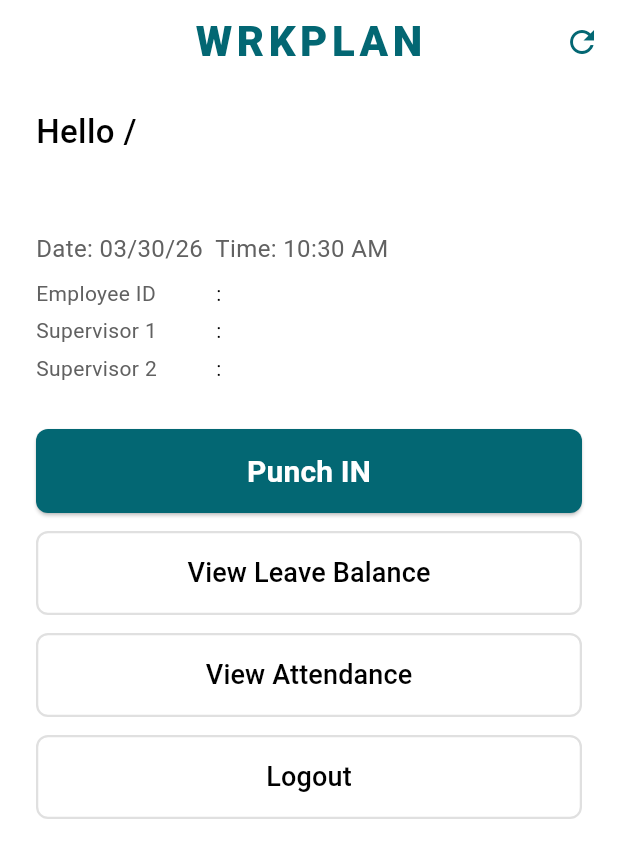
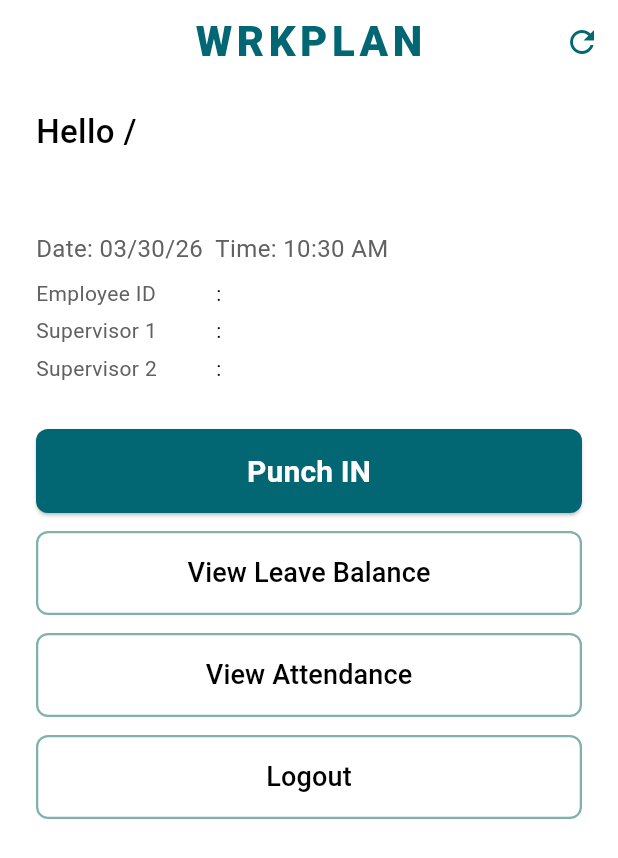
Before and after one commit to SATABHISHA/WrkPlanTimesheetKioskAndroidKolkata, a Flutter app: the RecognitionOptionScreen screen opened by its route, on a phone screen of 412 x 824 dp. Shown: the top 858 px of the screen. Run offline on Flutter 3.47's test engine with Material 3 defaults, Android fonts, the phone set to English and light mode, and no system bars; our stand-ins replace geolocator, image_picker, shared_preferences; accounts and stored records are empty; network calls fail.

Commit message:
Home: Yellow background for Take a BREAK, green borders on all outlined buttons
- Take a BREAK button now has yellow (#FFC107) background with black text
- All outlined buttons (View Task, Leave Balance, Attendance, Logout) use green border (secondary #81B1AE)

```diff
--- a/AndroidWrkplanTimesheetKiosk/lib/screens/recognition_option_screen.dart
+++ b/AndroidWrkplanTimesheetKiosk/lib/screens/recognition_option_screen.dart
@@ -481,6 +481,7 @@
       _actionBtn(
         label: 'Take a BREAK',
         filled: true,
+        color: const Color(0xFFFFC107),
         onTap: _onBreak,
       ),
       const SizedBox(height: 12),
@@ -520,6 +521,9 @@
     required VoidCallback onTap,
   }) {
     final btnColor = color ?? AppColors.primary;
+    final fgColor = (btnColor == const Color(0xFFFFC107))
+        ? AppColors.textColor
+        : AppColors.white;
     return SizedBox(
       width: double.infinity,
       height: 56,
@@ -528,7 +532,7 @@
               onPressed: onTap,
               style: ElevatedButton.styleFrom(
                 backgroundColor: btnColor,
-                foregroundColor: AppColors.white,
+                foregroundColor: fgColor,
                 shape: RoundedRectangleBorder(
                   borderRadius: BorderRadius.circular(8),
                 ),
@@ -541,7 +545,7 @@
               onPressed: onTap,
               style: OutlinedButton.styleFrom(
                 foregroundColor: AppColors.textColor,
-                side: const BorderSide(color: AppColors.cardStroke, width: 1.5),
+                side: const BorderSide(color: AppColors.secondary, width: 1.5),
                 shape: RoundedRectangleBorder(
                   borderRadius: BorderRadius.circular(8),
                 ),
```
